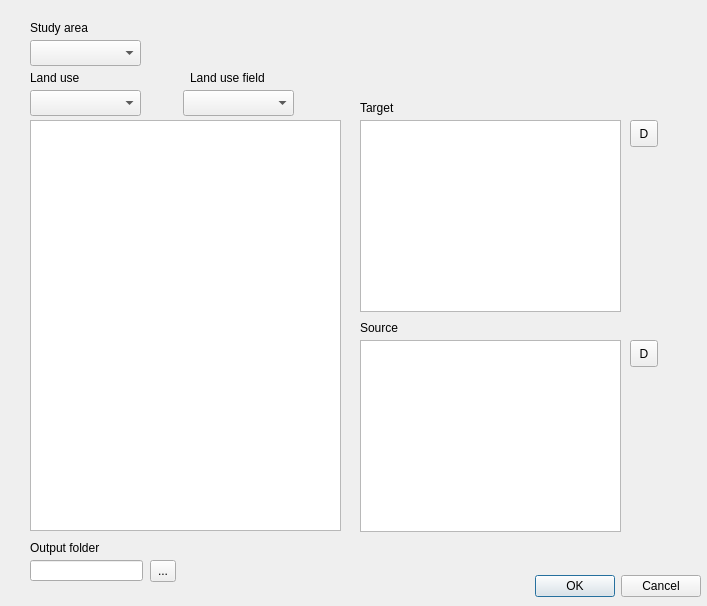
Qt form mapping_ecosystem_services_dialog_base.ui (NaturalGIS/mapping_ecosystem_services) before a commit.
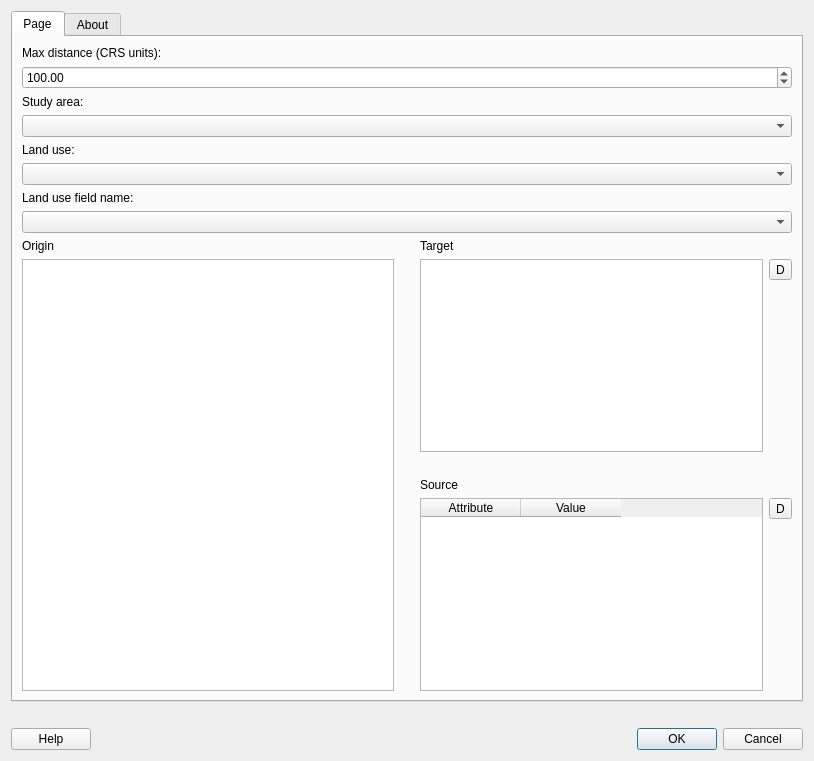
The same form after that commit.

Commit message: New layout. Better ui layout

```diff
--- a/mapping_ecosystem_services_dialog_base.ui
+++ b/mapping_ecosystem_services_dialog_base.ui
@@ -6,105 +6,99 @@
    <rect>
     <x>0</x>
     <y>0</y>
-    <width>707</width>
-    <height>606</height>
+    <width>814</width>
+    <height>761</height>
    </rect>
   </property>
   <property name="windowTitle">
    <string>Mapping Ecosystem Services</string>
   </property>
-  <widget class="QDialogButtonBox" name="button_box">
-   <property name="geometry">
-    <rect>
-     <x>360</x>
-     <y>570</y>
-     <width>341</width>
-     <height>32</height>
-    </rect>
-   </property>
-   <property name="orientation">
-    <enum>Qt::Horizontal</enum>
-   </property>
-   <property name="standardButtons">
-    <set>QDialogButtonBox::Cancel|QDialogButtonBox::Ok</set>
-   </property>
-  </widget>
-  <widget class="QTableWidget" name="source">
-   <property name="geometry">
-    <rect>
-     <x>360</x>
-     <y>340</y>
-     <width>261</width>
-     <height>192</height>
-    </rect>
-   </property>
-   <property name="dragEnabled">
-    <bool>true</bool>
-   </property>
-   <property name="dragDropMode">
-    <enum>QAbstractItemView::DropOnly</enum>
-   </property>
-   <property name="defaultDropAction">
-    <enum>Qt::CopyAction</enum>
-   </property>
-   <property name="selectionBehavior">
-    <enum>QAbstractItemView::SelectRows</enum>
-   </property>
-   <attribute name="horizontalHeaderVisible">
-    <bool>true</bool>
-   </attribute>
-   <attribute name="verticalHeaderVisible">
-    <bool>false</bool>
-   </attribute>
-  </widget>
-  <widget class="QTableWidget" name="target">
-   <property name="geometry">
-    <rect>
-     <x>360</x>
-     <y>120</y>
-     <width>261</width>
-     <height>192</height>
-    </rect>
-   </property>
-   <property name="dragEnabled">
-    <bool>true</bool>
-   </property>
-   <property name="dragDropMode">
-    <enum>QAbstractItemView::DropOnly</enum>
-   </property>
-   <property name="defaultDropAction">
-    <enum>Qt::CopyAction</enum>
-   </property>
-   <property name="selectionBehavior">
-    <enum>QAbstractItemView::SelectRows</enum>
-   </property>
-   <property name="showGrid">
-    <bool>false</bool>
-   </property>
-   <attribute name="horizontalHeaderVisible">
-    <bool>false</bool>
-   </attribute>
-   <attribute name="horizontalHeaderDefaultSectionSize">
-    <number>261</number>
-   </attribute>
-   <attribute name="horizontalHeaderHighlightSections">
-    <bool>false</bool>
-   </attribute>
-   <attribute name="verticalHeaderVisible">
-    <bool>false</bool>
-   </attribute>
-   <attribute name="verticalHeaderHighlightSections">
-    <bool>false</bool>
-   </attribute>
-  </widget>
+  <layout class="QVBoxLayout" name="verticalLayout_3">
+   <item alignment="Qt::AlignTop">
+    <widget class="QTabWidget" name="tabWidget">
+     <property name="sizePolicy">
+      <sizepolicy hsizetype="Expanding" vsizetype="Expanding">
+       <horstretch>0</horstretch>
+       <verstretch>0</verstretch>
+      </sizepolicy>
+     </property>
+     <property name="currentIndex">
+      <number>0</number>
+     </property>
+     <widget class="QWidget" name="tab_2">
+      <attribute name="title">
+       <string>Page</string>
+      </attribute>
+      <layout class="QVBoxLayout" name="verticalLayout_9">
+       <item>
+        <widget class="QLabel" name="landUseFieldLabel_3">
+         <property name="text">
+          <string>Max distance (CRS units):</string>
+         </property>
+        </widget>
+       </item>
+       <item>
+        <widget class="QDoubleSpinBox" name="doubleSpinBox">
+         <property name="maximum">
+          <double>9999999999.000000000000000</double>
+         </property>
+         <property name="value">
+          <double>100.000000000000000</double>
+         </property>
+        </widget>
+       </item>
+       <item>
+        <widget class="QLabel" name="label_6">
+         <property name="text">
+          <string>Study area:</string>
+         </property>
+        </widget>
+       </item>
+       <item>
+        <widget class="QComboBox" name="studyAreaLayerQbox">
+         <property name="focusPolicy">
+          <enum>Qt::TabFocus</enum>
+         </property>
+        </widget>
+       </item>
+       <item>
+        <widget class="QLabel" name="landUseInputLabel_2">
+         <property name="text">
+          <string>Land use:</string>
+         </property>
+        </widget>
+       </item>
+       <item>
+        <widget class="QComboBox" name="landUseLayerQbox"/>
+       </item>
+       <item>
+        <widget class="QLabel" name="label_4">
+         <property name="text">
+          <string>Land use field name:</string>
+         </property>
+        </widget>
+       </item>
+       <item>
+        <widget class="QComboBox" name="landUseFieldQbox"/>
+       </item>
+       <item>
+        <layout class="QHBoxLayout" name="horizontalLayout">
+         <item>
+          <layout class="QVBoxLayout" name="verticalLayout_8">
+           <item>
+            <widget class="QLabel" name="label_5">
+             <property name="text">
+              <string>Origin</string>
+             </property>
+            </widget>
+           </item>
+           <item>
   <widget class="QListWidget" name="origin">
-   <property name="geometry">
-    <rect>
-     <x>30</x>
-     <y>120</y>
-     <width>311</width>
-     <height>411</height>
-    </rect>
+             <property name="sizePolicy">
+              <sizepolicy hsizetype="Expanding" vsizetype="Expanding">
+               <horstretch>0</horstretch>
+               <verstretch>1</verstretch>
+              </sizepolicy>
    </property>
    <property name="dragEnabled">
     <bool>true</bool>
@@ -119,184 +113,196 @@
     <enum>QAbstractItemView::ExtendedSelection</enum>
    </property>
   </widget>
-  <widget class="QLabel" name="landUseInputLabel">
-   <property name="geometry">
-    <rect>
-     <x>30</x>
-     <y>70</y>
-     <width>121</width>
-     <height>16</height>
-    </rect>
-   </property>
-   <property name="text">
-    <string>Land use</string>
-   </property>
-  </widget>
-  <widget class="QLabel" name="studyAreaInputLabel">
-   <property name="geometry">
-    <rect>
-     <x>30</x>
-     <y>20</y>
-     <width>121</width>
-     <height>16</height>
-    </rect>
-   </property>
-   <property name="text">
-    <string>Study area</string>
-   </property>
-  </widget>
-  <widget class="QToolButton" name="toolButton_3">
-   <property name="geometry">
-    <rect>
-     <x>150</x>
-     <y>560</y>
-     <width>26</width>
-     <height>22</height>
-    </rect>
-   </property>
-   <property name="text">
-    <string>...</string>
-   </property>
-  </widget>
-  <widget class="QLineEdit" name="outputFolder">
-   <property name="geometry">
-    <rect>
-     <x>30</x>
-     <y>560</y>
-     <width>113</width>
-     <height>21</height>
-    </rect>
-   </property>
-   <property name="text">
-    <string/>
-   </property>
-  </widget>
-  <widget class="QLabel" name="outputFolderInputLabel">
-   <property name="geometry">
-    <rect>
-     <x>30</x>
-     <y>540</y>
-     <width>121</width>
-     <height>16</height>
-    </rect>
-   </property>
-   <property name="text">
-    <string>Output folder</string>
-   </property>
-  </widget>
-  <widget class="QLabel" name="targetLabel">
-   <property name="geometry">
-    <rect>
-     <x>360</x>
-     <y>100</y>
-     <width>121</width>
-     <height>16</height>
-    </rect>
-   </property>
+           </item>
+          </layout>
+         </item>
+         <item>
+          <spacer name="verticalSpacer_2">
+           <property name="orientation">
+            <enum>Qt::Vertical</enum>
+           </property>
+           <property name="sizeHint" stdset="0">
+            <size>
+             <width>20</width>
+             <height>40</height>
+            </size>
+           </property>
+          </spacer>
+         </item>
+         <item>
+          <layout class="QVBoxLayout" name="verticalLayout_5">
+           <item>
+            <widget class="QLabel" name="label_2">
    <property name="text">
     <string>Target</string>
    </property>
   </widget>
-  <widget class="QLabel" name="sourceLabel">
-   <property name="geometry">
-    <rect>
-     <x>360</x>
-     <y>320</y>
-     <width>121</width>
-     <height>16</height>
-    </rect>
-   </property>
-   <property name="text">
-    <string>Source</string>
-   </property>
-  </widget>
-  <widget class="QLabel" name="landUseFieldLabel">
-   <property name="geometry">
-    <rect>
-     <x>190</x>
-     <y>70</y>
-     <width>121</width>
-     <height>16</height>
-    </rect>
-   </property>
-   <property name="text">
-    <string>Land use field</string>
-   </property>
-  </widget>
+           </item>
+           <item>
+            <layout class="QHBoxLayout" name="horizontalLayout_5">
+             <item>
+              <widget class="QTableWidget" name="target">
+               <property name="font">
+                <font>
+                 <pointsize>10</pointsize>
+                </font>
+               </property>
+               <property name="dragDropMode">
+                <enum>QAbstractItemView::DropOnly</enum>
+               </property>
+               <property name="defaultDropAction">
+                <enum>Qt::CopyAction</enum>
+               </property>
+               <property name="selectionBehavior">
+                <enum>QAbstractItemView::SelectRows</enum>
+               </property>
+               <attribute name="horizontalHeaderVisible">
+                <bool>false</bool>
+               </attribute>
+               <attribute name="horizontalHeaderDefaultSectionSize">
+                <number>130</number>
+               </attribute>
+               <attribute name="horizontalHeaderHighlightSections">
+                <bool>false</bool>
+               </attribute>
+               <attribute name="verticalHeaderVisible">
+                <bool>false</bool>
+               </attribute>
+               <attribute name="verticalHeaderHighlightSections">
+                <bool>false</bool>
+               </attribute>
+              </widget>
+             </item>
+             <item alignment="Qt::AlignRight|Qt::AlignTop">
   <widget class="QToolButton" name="targetDeleteButton">
-   <property name="geometry">
-    <rect>
-     <x>630</x>
-     <y>120</y>
-     <width>28</width>
-     <height>27</height>
-    </rect>
-   </property>
    <property name="text">
     <string>D</string>
    </property>
-   <property name="iconSize">
+              </widget>
+             </item>
+            </layout>
+           </item>
+           <item>
+            <spacer name="horizontalSpacer">
+             <property name="orientation">
+              <enum>Qt::Horizontal</enum>
+             </property>
+             <property name="sizeHint" stdset="0">
     <size>
-     <width>20</width>
+               <width>40</width>
      <height>20</height>
     </size>
    </property>
-   <property name="checkable">
+            </spacer>
+           </item>
+           <item>
+            <widget class="QLabel" name="label_3">
+             <property name="text">
+              <string>Source</string>
+             </property>
+            </widget>
+           </item>
+           <item>
+            <layout class="QHBoxLayout" name="horizontalLayout_6">
+             <item>
+              <widget class="QTableWidget" name="source">
+               <property name="sizePolicy">
+                <sizepolicy hsizetype="Expanding" vsizetype="Expanding">
+                 <horstretch>0</horstretch>
+                 <verstretch>0</verstretch>
+                </sizepolicy>
+               </property>
+               <property name="dragDropMode">
+                <enum>QAbstractItemView::DropOnly</enum>
+               </property>
+               <property name="defaultDropAction">
+                <enum>Qt::CopyAction</enum>
+               </property>
+               <property name="selectionBehavior">
+                <enum>QAbstractItemView::SelectRows</enum>
+               </property>
+               <attribute name="verticalHeaderVisible">
     <bool>false</bool>
-   </property>
-  </widget>
+               </attribute>
+               <column>
+                <property name="text">
+                 <string>Attribute</string>
+                </property>
+               </column>
+               <column>
+                <property name="text">
+                 <string>Value</string>
+                </property>
+               </column>
+              </widget>
+             </item>
+             <item alignment="Qt::AlignRight|Qt::AlignTop">
   <widget class="QToolButton" name="sourceDeleteButton">
-   <property name="geometry">
-    <rect>
-     <x>630</x>
-     <y>340</y>
-     <width>28</width>
-     <height>27</height>
-    </rect>
-   </property>
    <property name="text">
     <string>D</string>
    </property>
-   <property name="iconSize">
-    <size>
-     <width>20</width>
-     <height>20</height>
-    </size>
-   </property>
-   <property name="checkable">
-    <bool>false</bool>
-   </property>
-  </widget>
-  <widget class="QComboBox" name="studyAreaLayerQbox">
-   <property name="geometry">
-    <rect>
-     <x>30</x>
-     <y>40</y>
-     <width>111</width>
-     <height>26</height>
-    </rect>
-   </property>
-  </widget>
-  <widget class="QComboBox" name="landUseLayerQbox">
-   <property name="geometry">
-    <rect>
-     <x>30</x>
-     <y>90</y>
-     <width>111</width>
-     <height>26</height>
-    </rect>
-   </property>
-  </widget>
-  <widget class="QComboBox" name="landUseFieldQbox">
-   <property name="geometry">
-    <rect>
-     <x>183</x>
-     <y>90</y>
-     <width>111</width>
-     <height>26</height>
-    </rect>
-   </property>
-  </widget>
+              </widget>
+             </item>
+            </layout>
+           </item>
+          </layout>
+         </item>
+        </layout>
+       </item>
+      </layout>
+     </widget>
+     <widget class="QWidget" name="about_tab">
+      <attribute name="title">
+       <string>About</string>
+      </attribute>
+      <layout class="QVBoxLayout" name="verticalLayout_4">
+       <item>
+        <widget class="QTextBrowser" name="textBrowser">
+         <property name="html">
+          <string>&lt;!DOCTYPE HTML PUBLIC &quot;-//W3C//DTD HTML 4.0//EN&quot; &quot;http://www.w3.org/TR/REC-html40/strict.dtd&quot;&gt;
+&lt;html&gt;&lt;head&gt;&lt;meta name=&quot;qrichtext&quot; content=&quot;1&quot; /&gt;&lt;style type=&quot;text/css&quot;&gt;
+p, li { white-space: pre-wrap; }
+&lt;/style&gt;&lt;/head&gt;&lt;body style=&quot; font-family:'.AppleSystemUIFont'; font-size:13pt; font-weight:400; font-style:normal;&quot;&gt;
+&lt;p align=&quot;center&quot; style=&quot; margin-top:12px; margin-bottom:12px; margin-left:0px; margin-right:0px; -qt-block-indent:0; text-indent:0px;&quot;&gt;&lt;span style=&quot; font-family:'Open Sans,Lucida Grande,Lucida Sans Unicode,Arial,Helvetica,Verdana,sans-serif'; font-size:16pt; font-weight:600; color:#000000; background-color:#ffffff;&quot;&gt;New tools for monitoring ecosystems services in traditional Alentejo production systems under intensification&lt;/span&gt;&lt;/p&gt;
+&lt;p align=&quot;center&quot; style=&quot; margin-top:12px; margin-bottom:12px; margin-left:0px; margin-right:0px; -qt-block-indent:0; text-indent:0px;&quot;&gt;&lt;span style=&quot; font-size:14pt;&quot;&gt;&lt;br /&gt;&lt;/span&gt;&lt;/p&gt;
+&lt;p align=&quot;center&quot; style=&quot; margin-top:12px; margin-bottom:12px; margin-left:0px; margin-right:0px; -qt-block-indent:0; text-indent:0px;&quot;&gt;&lt;span style=&quot; font-family:'Open Sans,Lucida Grande,Lucida Sans Unicode,Arial,Helvetica,Verdana,sans-serif'; font-size:14pt; color:#000000; background-color:#ffffff;&quot;&gt;Reference: ALT20-03-0145-FEDER-000008&lt;/span&gt;&lt;/p&gt;
+&lt;p align=&quot;center&quot; style=&quot; margin-top:12px; margin-bottom:12px; margin-left:0px; margin-right:0px; -qt-block-indent:0; text-indent:0px;&quot;&gt;&lt;span style=&quot; font-size:14pt;&quot;&gt;&lt;br /&gt;&lt;/span&gt;&lt;/p&gt;
+&lt;p align=&quot;center&quot; style=&quot; margin-top:12px; margin-bottom:12px; margin-left:0px; margin-right:0px; -qt-block-indent:0; text-indent:0px;&quot;&gt;&lt;span style=&quot; font-family:'Open Sans,Lucida Grande,Lucida Sans Unicode,Arial,Helvetica,Verdana,sans-serif'; font-size:14pt; color:#000000; background-color:#ffffff;&quot;&gt;Co-funded by:&lt;/span&gt;&lt;/p&gt;
+&lt;p align=&quot;center&quot; style=&quot; margin-top:12px; margin-bottom:12px; margin-left:0px; margin-right:0px; -qt-block-indent:0; text-indent:0px;&quot;&gt;&lt;span style=&quot; font-size:14pt;&quot;&gt;&lt;br /&gt;&lt;/span&gt;&lt;/p&gt;
+&lt;p align=&quot;center&quot; style=&quot; margin-top:12px; margin-bottom:12px; margin-left:0px; margin-right:0px; -qt-block-indent:0; text-indent:0px;&quot;&gt;&lt;span style=&quot; font-size:14pt;&quot;&gt;&amp;lt;3 images&amp;gt; &lt;/span&gt;&lt;/p&gt;
+&lt;p align=&quot;center&quot; style=&quot; margin-top:12px; margin-bottom:12px; margin-left:0px; margin-right:0px; -qt-block-indent:0; text-indent:0px;&quot;&gt;&lt;span style=&quot; font-size:14pt;&quot;&gt;&lt;br /&gt;&lt;/span&gt;&lt;/p&gt;
+&lt;p align=&quot;center&quot; style=&quot; margin-top:12px; margin-bottom:12px; margin-left:0px; margin-right:0px; -qt-block-indent:0; text-indent:0px;&quot;&gt;&lt;span style=&quot; font-family:'Open Sans,Lucida Grande,Lucida Sans Unicode,Arial,Helvetica,Verdana,sans-serif'; font-size:14pt; color:#000000; background-color:#ffffff;&quot;&gt;Plugin conception by:&lt;/span&gt;&lt;/p&gt;
+&lt;p align=&quot;center&quot; style=&quot; margin-top:12px; margin-bottom:12px; margin-left:0px; margin-right:0px; -qt-block-indent:0; text-indent:0px;&quot;&gt;&lt;span style=&quot; font-size:14pt;&quot;&gt;&lt;br /&gt;&lt;/span&gt;&lt;/p&gt;
+&lt;p align=&quot;center&quot; style=&quot; margin-top:12px; margin-bottom:12px; margin-left:0px; margin-right:0px; -qt-block-indent:0; text-indent:0px;&quot;&gt;&amp;lt;UE image&amp;gt;&lt;/p&gt;
+&lt;p align=&quot;center&quot; style=&quot; margin-top:12px; margin-bottom:12px; margin-left:0px; margin-right:0px; -qt-block-indent:0; text-indent:0px;&quot;&gt;&lt;span style=&quot; font-size:14pt;&quot;&gt;&lt;br /&gt;&lt;/span&gt;&lt;/p&gt;
+&lt;p align=&quot;center&quot; style=&quot; margin-top:12px; margin-bottom:12px; margin-left:0px; margin-right:0px; -qt-block-indent:0; text-indent:0px;&quot;&gt;&lt;span style=&quot; font-family:'Open Sans,Lucida Grande,Lucida Sans Unicode,Arial,Helvetica,Verdana,sans-serif'; color:#000000; background-color:#ffffff;&quot;&gt;Plugin developed by &lt;/span&gt;&lt;a href=&quot;https://github.com/lcalisto&quot;&gt;&lt;span style=&quot; text-decoration: underline; color:#0000ff;&quot;&gt;Luís Calisto&lt;/span&gt;&lt;/a&gt;&lt;span style=&quot; font-family:'Open Sans,Lucida Grande,Lucida Sans Unicode,Arial,Helvetica,Verdana,sans-serif'; color:#000000; background-color:#ffffff;&quot;&gt; for &lt;/span&gt;&lt;a href=&quot;https://www.naturalgis.pt&quot;&gt;&lt;span style=&quot; text-decoration: underline; color:#0000ff;&quot;&gt;NaturalGIS&lt;/span&gt;&lt;/a&gt;&lt;/p&gt;
+&lt;p style=&quot; margin-top:12px; margin-bottom:12px; margin-left:0px; margin-right:0px; -qt-block-indent:0; text-indent:0px;&quot;&gt;&lt;span style=&quot; font-size:14pt;&quot;&gt;&lt;br /&gt;&lt;/span&gt;&lt;/p&gt;&lt;/body&gt;&lt;/html&gt;</string>
+         </property>
+        </widget>
+       </item>
+      </layout>
+     </widget>
+    </widget>
+   </item>
+   <item>
+    <layout class="QHBoxLayout" name="horizontalLayout_2">
+     <item>
+      <widget class="QPushButton" name="pushButton">
+       <property name="text">
+        <string>Help</string>
+       </property>
+      </widget>
+     </item>
+     <item>
+      <widget class="QDialogButtonBox" name="button_box">
+       <property name="standardButtons">
+        <set>QDialogButtonBox::Cancel|QDialogButtonBox::Ok</set>
+       </property>
+      </widget>
+     </item>
+    </layout>
+   </item>
+  </layout>
  </widget>
  <resources/>
  <connections>
```
Lines whose indentation alone changed are shown as unchanged. The commit also changes 5 other files.
